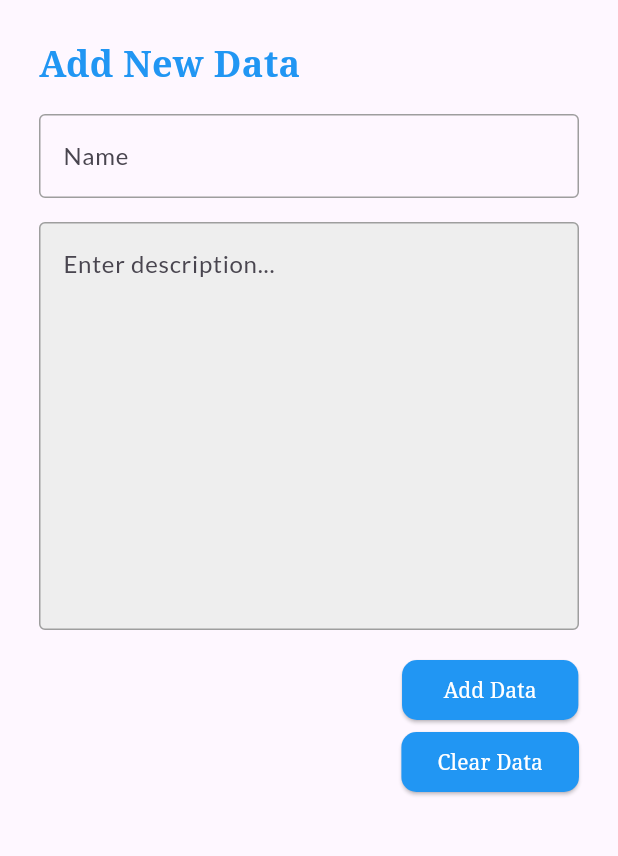
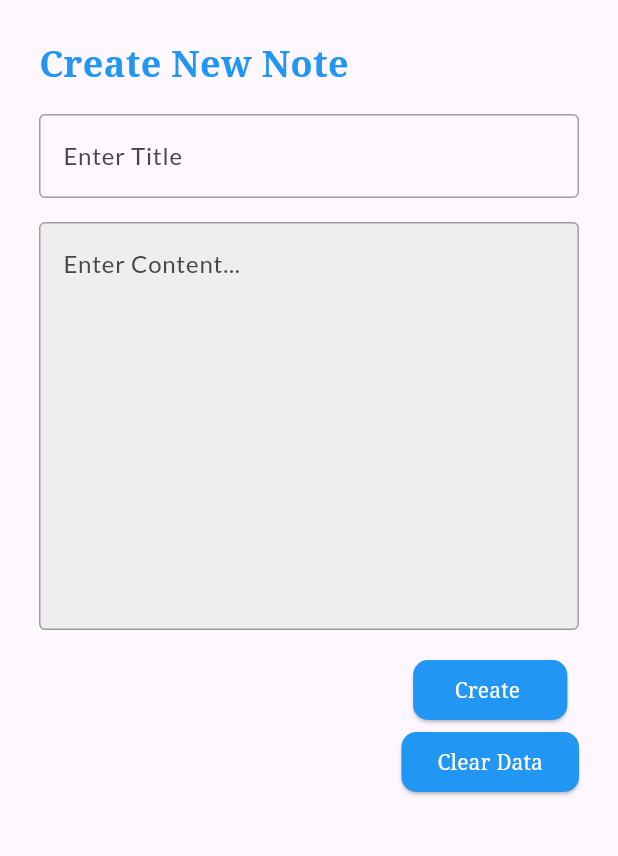
Before and after one commit to priyadarsan1234/Notepad-Application-Flutter, a Flutter app: the ADDING screen opened directly, on a phone screen of 412 x 824 dp, the part 84-940 px from its top. Run offline on Flutter 3.47's test engine with Material 3 defaults, Android fonts, the phone set to English and light mode, and no system bars; our stand-ins replace animate_do, cloud_firestore, firebase_auth, firebase_core, google_fonts, shared_preferences; accounts and stored records are empty.

Commit message:
backend changes of add dart Edit, view Note

```diff
--- a/lib/Add.dart
+++ b/lib/Add.dart
@@ -9,8 +9,8 @@ class ADDING extends StatefulWidget {
 }
 
 class _AddState extends State<ADDING> {
-  final TextEditingController _nameController = TextEditingController();
-  final TextEditingController _descriptionController = TextEditingController();
+  final TextEditingController _TitleController = TextEditingController();
+  final TextEditingController _ContentController = TextEditingController();
 
   Future<void> _uploadData() async {
     try {
@@ -21,13 +21,12 @@ class _AddState extends State<ADDING> {
 
       CollectionReference users = firestore.collection('users${mail}');
 
-      String name = _nameController.text;
-      String description = _descriptionController.text;
+      String name = _TitleController.text;
+      String description = _ContentController.text;
 
       await users.add({
-        'name': name,
-        'description': description,
-        'email': mail,
+        'Title': name,
+        'Content': description,
         'timestamp': FieldValue.serverTimestamp(),
       });
 
@@ -63,7 +62,7 @@ class _AddState extends State<ADDING> {
                 crossAxisAlignment: CrossAxisAlignment.start,
                 children: [
                   const Text(
-                    'Add New Data',
+                    'Create New Note',
                     style: TextStyle(
                       fontFamily: 'serif',
                       color: Colors.blue,
@@ -73,9 +72,9 @@ class _AddState extends State<ADDING> {
                   ),
                   const SizedBox(height: 16.0),
                   TextField(
-                    controller: _nameController,
+                    controller: _TitleController,
                     decoration: const InputDecoration(
-                      labelText: 'Name',
+                      labelText: 'Enter Title',
                       focusedBorder: OutlineInputBorder(
                         borderSide: BorderSide(color: Colors.blue, width: 2.0),
                       ),
@@ -87,14 +86,14 @@ class _AddState extends State<ADDING> {
                   const SizedBox(height: 16.0),
                   TextFormField(
                     maxLines: 10,
-                    controller: _descriptionController,
+                    controller: _ContentController,
                     decoration: InputDecoration(
                       labelStyle: const TextStyle(
                         fontSize: 18.0,
                         fontWeight: FontWeight.bold,
                         color: Colors.blue,
                       ),
-                      hintText: 'Enter description...',
+                      hintText: 'Enter Content...',
                       border: const OutlineInputBorder(),
                       enabledBorder: const OutlineInputBorder(
                         borderSide: BorderSide(color: Colors.grey),
@@ -118,18 +117,18 @@ class _AddState extends State<ADDING> {
                         children: [
                           ElevatedButton(
                             onPressed: () {
-                              if (_nameController.text.trim().isEmpty &&
-                                  _nameController.text.trim() == '') {
+                              if (_TitleController.text.trim().isEmpty &&
+                                  _TitleController.text.trim() == '') {
                                 ScaffoldMessenger.of(context)
                                     .showSnackBar(const SnackBar(
-                                  content: Text('Note Name Is Empty'),
+                                  content: Text('Note Title Is Empty'),
                                 ));
                               }
-                              if (_descriptionController.text.trim().isEmpty &&
-                                  _descriptionController.text.trim() == '') {
+                              if (_ContentController.text.trim().isEmpty &&
+                                  _ContentController.text.trim() == '') {
                                 ScaffoldMessenger.of(context)
                                     .showSnackBar(const SnackBar(
-                                  content: Text('Note Description Is Empty'),
+                                  content: Text('Note Content Is Empty'),
                                 ));
                               }
                               else{
@@ -137,7 +136,7 @@ class _AddState extends State<ADDING> {
                               }
 
                             },
-                            child: const Text(' Add Data ',
+                            child: const Text(' Create  ',
                                 style: TextStyle(
                                   fontFamily: 'serif',
                                 )),
@@ -151,8 +150,8 @@ class _AddState extends State<ADDING> {
                           ),
                           ElevatedButton(
                             onPressed: () {
-                              _descriptionController.text = '';
-                              _nameController.text = '';
+                              _TitleController.text = '';
+                              _ContentController.text = '';
                             },
                             child: const Text('Clear Data',
                                 style: TextStyle(
--- a/lib/EditScreen.dart
+++ b/lib/EditScreen.dart
@@ -6,13 +6,13 @@ import 'package:flutter_application_2/view_users_screen.dart';
 import 'package:shared_preferences/shared_preferences.dart';
 
 class Edit extends StatefulWidget {
-  final String name;
-  final String description;
+  final String Title;
+  final String Content;
   final String documentId;
 
   Edit({
-    required this.name,
-    required this.description,
+    required this.Title,
+    required this.Content,
     required this.documentId,
   });
 
@@ -21,15 +21,15 @@ class Edit extends StatefulWidget {
 }
 
 class _EditState extends State<Edit> {
-  late TextEditingController _nameController;
-  late TextEditingController _descriptionController;
+  late TextEditingController _TitleController;
+  late TextEditingController _ContentController;
   late CollectionReference users;
 
   @override
   void initState() {
     super.initState();
-    _nameController = TextEditingController(text: widget.name);
-    _descriptionController = TextEditingController(text: widget.description);
+    _TitleController = TextEditingController(text: widget.Title);
+    _ContentController = TextEditingController(text: widget.Content);
     _initializeUsersCollection();
   }
 
@@ -41,18 +41,18 @@ class _EditState extends State<Edit> {
 
   @override
   void dispose() {
-    _nameController.dispose();
-    _descriptionController.dispose();
+    _TitleController.dispose();
+    _ContentController.dispose();
     super.dispose();
   }
 
   void _updateUserDetails() async {
     try {
-      String updatedName = _nameController.text;
-      String updatedDescription = _descriptionController.text;
+      String updatedTitle = _TitleController.text;
+      String updatedContent = _ContentController.text;
 
-      if (widget.name.trim() == updatedName.trim() &&
-          widget.description.trim() == updatedDescription.trim()) {
+      if (widget.Title.trim() == updatedTitle.trim() &&
+          widget.Content.trim() == updatedContent.trim()) {
         showDialog(
           context: context,
           builder: (BuildContext context) {
@@ -107,8 +107,8 @@ class _EditState extends State<Edit> {
                 TextButton(
                   onPressed: () {
                     users.doc(widget.documentId).update({
-                      'name': updatedName,
-                      'description': updatedDescription,
+                      'name': updatedTitle,
+                      'description': updatedContent,
                     });
                     Navigator.of(context).pop();
 
@@ -172,7 +172,7 @@ class _EditState extends State<Edit> {
                 ),
                 SizedBox(height: 8),
                 TextField(
-                  controller: _nameController,
+                  controller: _TitleController,
                   style: TextStyle(fontSize: 16),
                   decoration: InputDecoration(
                     labelText: 'Enter New Name',
@@ -192,7 +192,7 @@ class _EditState extends State<Edit> {
                 SizedBox(height: 8),
                 TextFormField(
                   maxLines: 10,
-                  controller: _descriptionController,
+                  controller: _ContentController,
                   style: TextStyle(fontSize: 16),
                   decoration: InputDecoration(
                     labelText: 'Enter New Description',
--- a/lib/view_users_screen.dart
+++ b/lib/view_users_screen.dart
@@ -84,7 +84,7 @@ class _ViewdataState extends State<Viewdata> {
           const Padding(
             padding: EdgeInsets.only(top: 8.0),
             child: Text(
-              "Click Above Card To View Full Or Update Record",
+              "Click Above Card To View Full Or Update Note",
               style: TextStyle(
                 fontFamily: 'serif',
                 fontSize: 12,
@@ -132,10 +132,10 @@ class _ViewdataState extends State<Viewdata> {
                                       snapshot.data!.docs.where((document) {
                                     Map<String, dynamic> data =
                                         document.data() as Map<String, dynamic>;
-                                    String name = data['name'].toLowerCase();
+                                    String Title = data['Title'].toLowerCase();
                                     String query =
                                         searchController.text.toLowerCase();
-                                    return name.contains(query);
+                                    return Title.contains(query);
                                   }).map((DocumentSnapshot document) {
                                     Map<String, dynamic> data =
                                         document.data() as Map<String, dynamic>;
@@ -167,7 +167,7 @@ class _ViewdataState extends State<Viewdata> {
                                               BorderRadius.circular(15.0),
                                         ),
                                         title: Text(
-                                          data['name'],
+                                          data['Title'],
                                           style: const TextStyle(
                                             fontFamily: 'serif',
                                             fontSize: 20,
@@ -181,7 +181,7 @@ class _ViewdataState extends State<Viewdata> {
                                               CrossAxisAlignment.start,
                                           children: [
                                             Text(
-                                              'Description: ${data['description']}',
+                                              'Content: ${data['Content']}',
                                               style: const TextStyle(
                                                 fontFamily: 'serif',
                                                 fontSize: 16,
@@ -212,9 +212,9 @@ class _ViewdataState extends State<Viewdata> {
                                             context,
                                             MaterialPageRoute(
                                               builder: (context) => Edit(
-                                                name: data['name'],
-                                                description:
-                                                    data['description'],
+                                                Title: data['Title'],
+                                                Content:
+                                                    data['Content'],
                                                 documentId: documentId,
                                               ),
                                             ),
@@ -384,7 +384,7 @@ class _ViewdataState extends State<Viewdata> {
       title: TextField(
         controller: searchController,
         decoration: InputDecoration(
-          hintText: 'Search by Name',
+          hintText: 'Search by Title',
           border: InputBorder.none,
         ),
         onChanged: (value) {
```
Also changed, not shown: lib/login_screen.dart (+4 -9 lines), lib/signup_screen.dart (+3 -9 lines).
